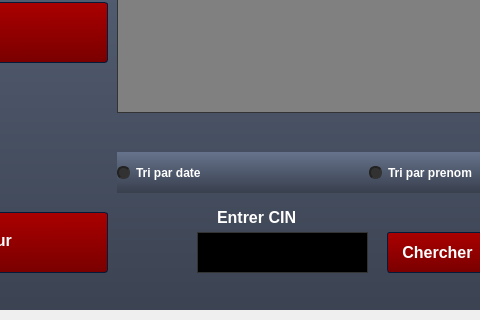
Qt form mainwindow.ui (soumaya-nheri/Smart-Restaurant-2A28) before a commit; both pictures show x 204 to 684 and y 370 to 690 of the 1154 by 690 pixel window.
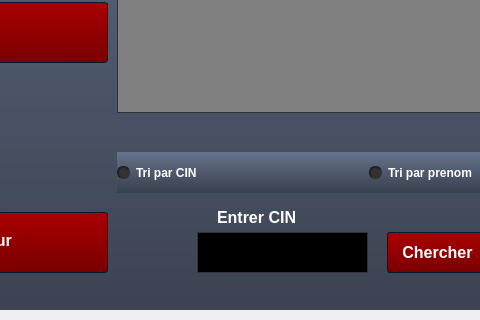
The same form after that commit. The open tabs and pages were chosen to show the change. Icons and pictures are not drawn.

What changed in the file:
```diff
--- a/mainwindow.ui
+++ b/mainwindow.ui
@@ -1527,7 +1527,7 @@
          <item>
           <widget class="QRadioButton" name="radioButton_6">
            <property name="text">
-            <string>Tri par date</string>
+            <string>Tri par CIN</string>
            </property>
           </widget>
          </item>
```
Left out of the diff: 36 changed lines with no effect on the pictures.
